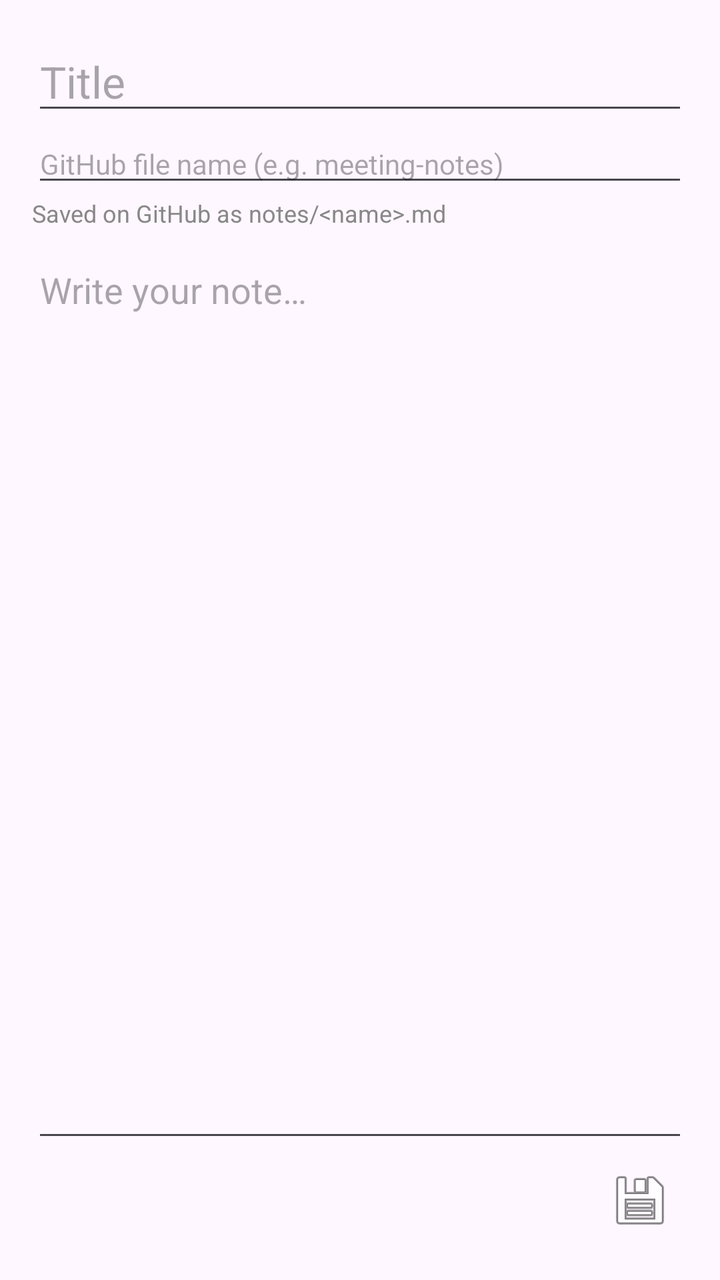
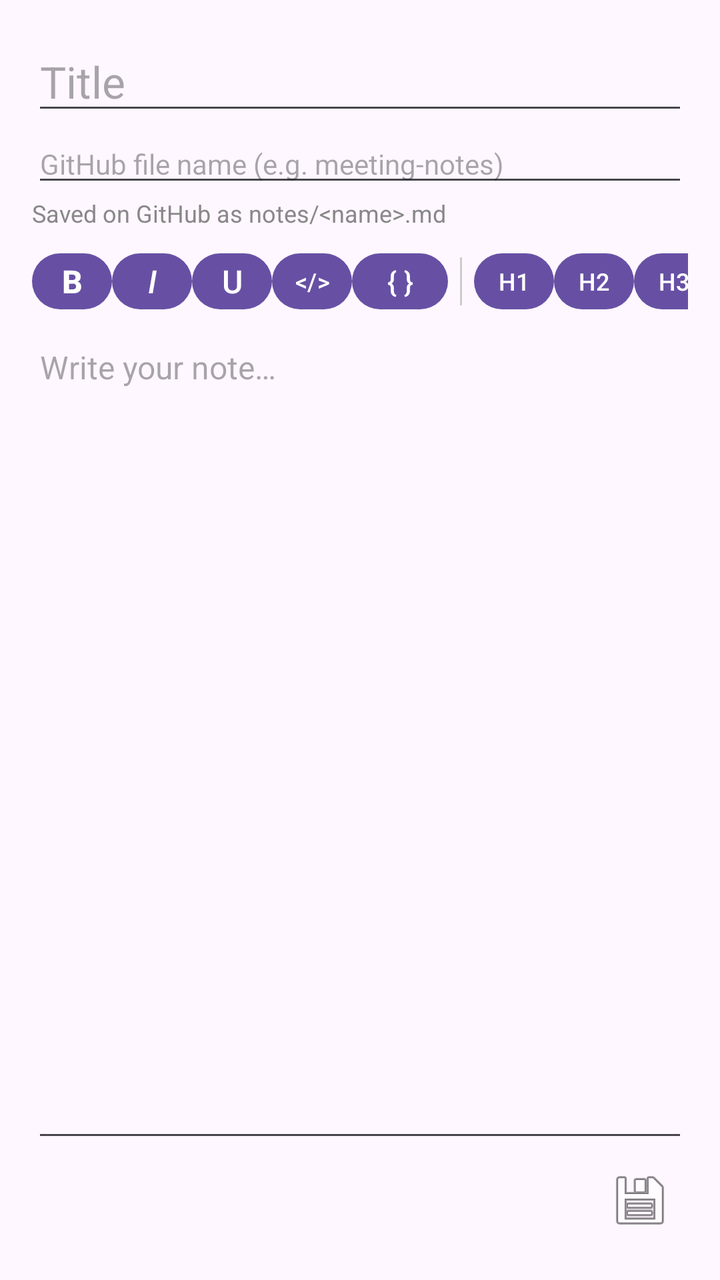

The first picture is an Android layout as it rendered before a commit; the second is the same layout after the commit. The layout source and the unified diff follow.
<!-- AndroidManifest.xml: application theme Theme.Material3.DayNight -->
<!-- res/layout/activity_editor.xml -->
<?xml version="1.0" encoding="utf-8"?>
<LinearLayout xmlns:android="http://schemas.android.com/apk/res/android"
    android:layout_width="match_parent"
    android:layout_height="match_parent"
    android:orientation="vertical"
    android:padding="16dp">

    <EditText
        android:id="@+id/etTitle"
        android:layout_width="match_parent"
        android:layout_height="wrap_content"
        android:hint="Title"
        android:inputType="textCapSentences"
        android:textSize="22sp" />

    <EditText
        android:id="@+id/etFilename"
        android:layout_width="match_parent"
        android:layout_height="wrap_content"
        android:hint="GitHub file name (e.g. meeting-notes)"
        android:inputType="text"
        android:textSize="14sp" />

    <TextView
        android:layout_width="match_parent"
        android:layout_height="wrap_content"
        android:text="Saved on GitHub as notes/&lt;name&gt;.md"
        android:textSize="12sp"
        android:textColor="#888888"
        android:paddingBottom="8dp" />

    <EditText
        android:id="@+id/etBody"
        android:layout_width="match_parent"
        android:layout_height="0dp"
        android:layout_weight="1"
        android:gravity="top"
        android:hint="Write your note…"
        android:inputType="textMultiLine" />

    <LinearLayout
        android:layout_width="match_parent"
        android:layout_height="wrap_content"
        android:orientation="horizontal"
        android:gravity="end">
        <ImageButton
            android:id="@+id/btnDelete"
            android:layout_width="48dp"
            android:layout_height="48dp"
            android:visibility="gone"
            android:src="@android:drawable/ic_menu_delete"
            android:background="?attr/selectableItemBackgroundBorderless"
            android:contentDescription="Delete" />
        <ImageButton
            android:id="@+id/btnSave"
            android:layout_width="48dp"
            android:layout_height="48dp"
            android:src="@android:drawable/ic_menu_save"
            android:background="?attr/selectableItemBackgroundBorderless"
            android:contentDescription="Save" />
    </LinearLayout>
</LinearLayout>
<!-- resources referenced by this layout -->
<resources>

</resources>

<!-- the commit's change to res/layout/activity_editor.xml (unified diff, before → after) -->
@@ -27,7 +27,138 @@
         android:text="Saved on GitHub as notes/&lt;name&gt;.md"
         android:textSize="12sp"
         android:textColor="#888888"
-        android:paddingBottom="8dp" />
+        android:paddingBottom="4dp" />
+
+    
+    <HorizontalScrollView
+        android:layout_width="match_parent"
+        android:layout_height="wrap_content"
+        android:scrollbars="none"
+        android:paddingTop="4dp"
+        android:paddingBottom="4dp">
+
+        <LinearLayout
+            android:layout_width="wrap_content"
+            android:layout_height="wrap_content"
+            android:orientation="horizontal"
+            android:gravity="center_vertical">
+
+            <Button
+                android:id="@+id/btnBold"
+                android:layout_width="40dp"
+                android:layout_height="36dp"
+                android:text="B"
+                android:textStyle="bold"
+                android:textSize="16sp"
+                android:minWidth="0dp"
+                android:padding="0dp"
+                android:contentDescription="Bold" />
+
+            <Button
+                android:id="@+id/btnItalic"
+                android:layout_width="40dp"
+                android:layout_height="36dp"
+                android:text="I"
+                android:textStyle="italic"
+                android:textSize="16sp"
+                android:minWidth="0dp"
+                android:padding="0dp"
+                android:contentDescription="Italic" />
+
+            <Button
+                android:id="@+id/btnUnderline"
+                android:layout_width="40dp"
+                android:layout_height="36dp"
+                android:text="U"
+                android:textSize="16sp"
+                android:minWidth="0dp"
+                android:padding="0dp"
+                android:contentDescription="Underline" />
+
+            <Button
+                android:id="@+id/btnCode"
+                android:layout_width="40dp"
+                android:layout_height="36dp"
+                android:text="&lt;/&gt;"
+                android:textSize="12sp"
+                android:minWidth="0dp"
+                android:padding="0dp"
+                android:contentDescription="Inline code" />
+
+            <Button
+                android:id="@+id/btnCodeBlock"
+                android:layout_width="48dp"
+                android:layout_height="36dp"
+                android:text="{ }"
+                android:textSize="14sp"
+                android:minWidth="0dp"
+                android:padding="0dp"
+                android:contentDescription="Code block" />
+
+            <View
+                android:layout_width="1dp"
+                android:layout_height="24dp"
+                android:layout_marginHorizontal="6dp"
+                android:background="#CCCCCC" />
+
+            <Button
+                android:id="@+id/btnH1"
+                android:layout_width="40dp"
+                android:layout_height="36dp"
+                android:text="H1"
+                android:textSize="12sp"
+                android:minWidth="0dp"
+                android:padding="0dp"
+                android:contentDescription="Heading 1" />
+
+            <Button
+                android:id="@+id/btnH2"
+                android:layout_width="40dp"
+                android:layout_height="36dp"
+                android:text="H2"
+                android:textSize="12sp"
+                android:minWidth="0dp"
+                android:padding="0dp"
+                android:contentDescription="Heading 2" />
+
+            <Button
+                android:id="@+id/btnH3"
+                android:layout_width="40dp"
+                android:layout_height="36dp"
+                android:text="H3"
+                android:textSize="12sp"
+                android:minWidth="0dp"
+                android:padding="0dp"
+                android:contentDescription="Heading 3" />
+
+            <View
+                android:layout_width="1dp"
+                android:layout_height="24dp"
+                android:layout_marginHorizontal="6dp"
+                android:background="#CCCCCC" />
+
+            <Button
+                android:id="@+id/btnSizeUp"
+                android:layout_width="40dp"
+                android:layout_height="36dp"
+                android:text="A+"
+                android:textSize="12sp"
+                android:minWidth="0dp"
+                android:padding="0dp"
+                android:contentDescription="Increase text size" />
+
+            <Button
+                android:id="@+id/btnSizeDown"
+                android:layout_width="40dp"
+                android:layout_height="36dp"
+                android:text="A-"
+                android:textSize="12sp"
+                android:minWidth="0dp"
+                android:padding="0dp"
+                android:contentDescription="Decrease text size" />
+
+        </LinearLayout>
+    </HorizontalScrollView>
 
     <EditText
         android:id="@+id/etBody"
@@ -36,7 +167,8 @@
         android:layout_weight="1"
         android:gravity="top"
         android:hint="Write your note…"
-        android:inputType="textMultiLine" />
+        android:inputType="textMultiLine"
+        android:textSize="16sp" />
 
     <LinearLayout
         android:layout_width="match_parent"
